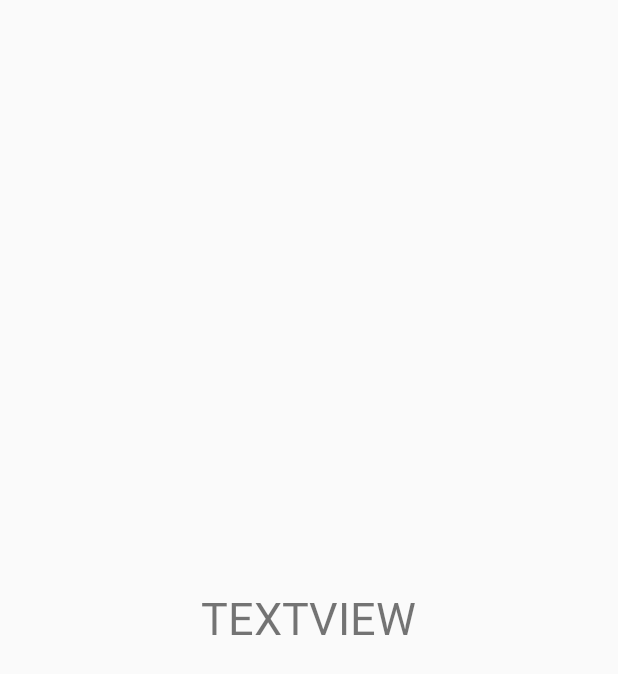
After one commit to Amoora/DevZone, an Android app: the layout activity_sign_in.xml on its own in the app's theme, with its tools: preview values and no code run, on a phone screen of 412 x 824 dp. The commit adds this screen. Shown: the top 674 px of the screen. Run offline under Robolectric (Android 15) with nearby library versions, the phone set to English and light mode, and no system bars.

Commit message:
SignInActivity

```diff
--- /dev/null
+++ b/app/src/main/res/layout/activity_sign_in.xml
@@ -0,0 +1,19 @@
+<?xml version="1.0" encoding="utf-8"?>
+<LinearLayout xmlns:android="http://schemas.android.com/apk/res/android"
+    xmlns:app="http://schemas.android.com/apk/res-auto"
+    xmlns:tools="http://schemas.android.com/tools"
+    android:layout_width="match_parent"
+    android:layout_height="match_parent"
+    android:orientation="vertical"
+    android:layout_gravity="center"
+    android:gravity="center"
+    tools:context=".SignIn">
+
+
+    <TextView
+        android:layout_width="wrap_content"
+        android:layout_height="wrap_content"
+        android:text="TEXTVIEW"
+        android:textSize="30sp"/>
+
+</LinearLayout>
--- a/app/src/main/res/values/strings.xml
+++ b/app/src/main/res/values/strings.xml
@@ -1,3 +1,5 @@
 <resources>
     <string name="app_name">DevZone</string>
+    <string name="facebook_app_id">1851864965122635</string>
+    <string name="fb_login_protocol_scheme">fb1851864965122635</string>
 </resources>
```
Also changed, not shown: app/build.gradle (+2 -6 lines), app/src/main/AndroidManifest.xml (+8 -0 lines), app/src/main/java/ng/com/devlanterns/devzone/SignIn.java (added, +13 -0 lines).
